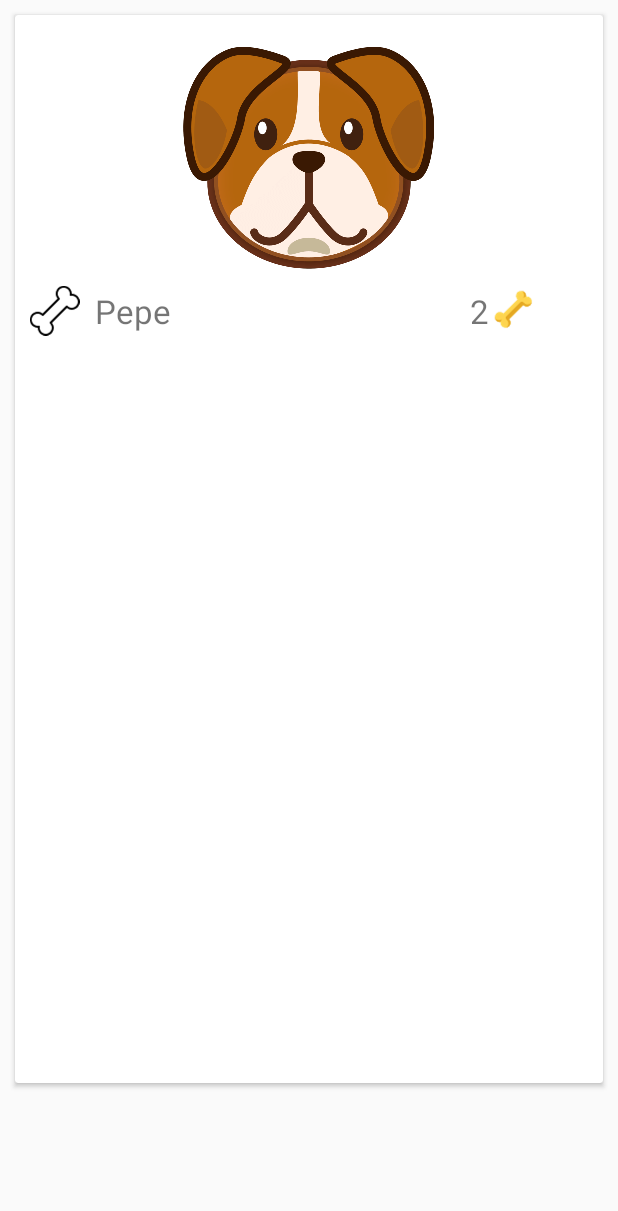
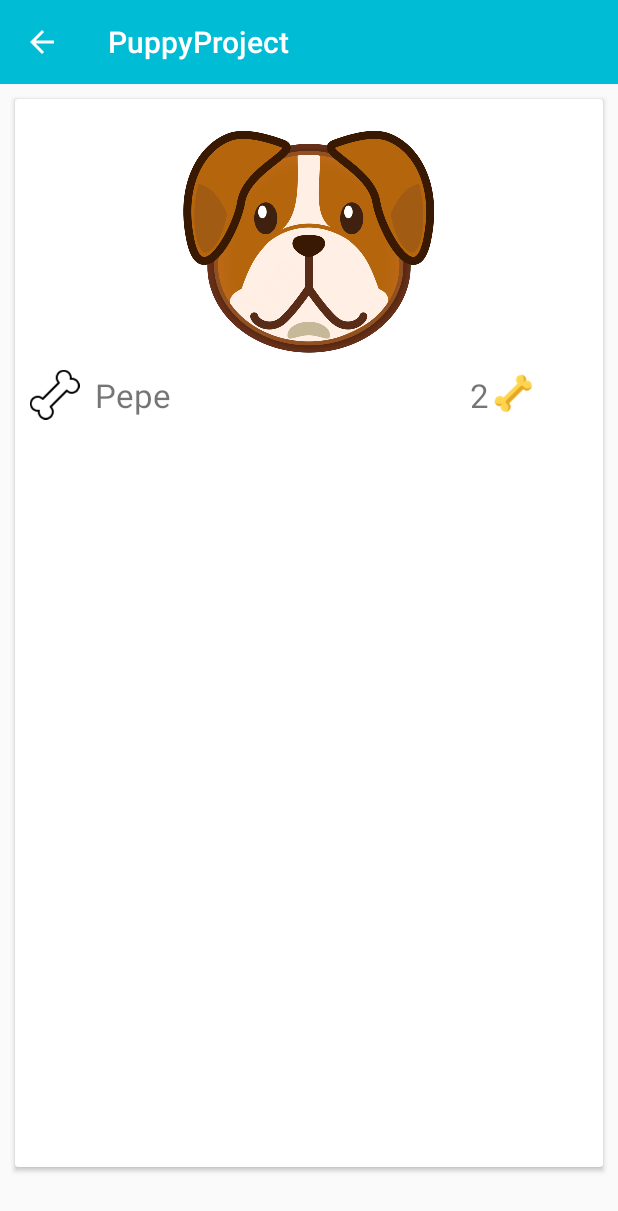
Before and after one commit to enzoruiz/puppy_project, an Android app: the DetalleMascota screen opened directly, with no data from a screen before it, on a phone screen of 412 x 824 dp. Shown: the top 1211 px of the screen. Run offline under Robolectric (Android 15) with nearby library versions, the phone set to English and light mode, and no system bars.

Commit message:
Modificacion de Toolbar

```diff
--- a/app/src/main/java/com/enzoruiz/puppyproject/DetalleMascota.java
+++ b/app/src/main/java/com/enzoruiz/puppyproject/DetalleMascota.java
@@ -4,6 +4,7 @@ import android.support.v7.app.AppCompatActivity;
 import android.os.Bundle;
 import android.support.v7.widget.LinearLayoutManager;
 import android.support.v7.widget.RecyclerView;
+import android.support.v7.widget.Toolbar;
 
 import com.enzoruiz.puppyproject.adaptadores.PuppyAdapter;
 import com.enzoruiz.puppyproject.pojos.Puppy;
@@ -19,6 +20,12 @@ public class DetalleMascota extends AppCompatActivity {
     protected void onCreate(Bundle savedInstanceState) {
         super.onCreate(savedInstanceState);
         setContentView(R.layout.mascota_detalle);
+
+        // PARA QUE APAREZCA EL BOTON ATRAS EN EL TOOLBAR
+        Toolbar toolbar = (Toolbar) findViewById(R.id.toolbar);
+        setSupportActionBar(toolbar);
+        getSupportActionBar().setDisplayShowTitleEnabled(true);
+        getSupportActionBar().setDisplayHomeAsUpEnabled(true);
 
         rvCincoUltimos = (RecyclerView) findViewById(R.id.rvCincoUltimos);
 
--- /dev/null
+++ b/app/src/main/res/layout/actionbar.xml
@@ -0,0 +1,13 @@
+<?xml version="1.0" encoding="utf-8"?>
+<android.support.v7.widget.Toolbar
+    xmlns:android="http://schemas.android.com/apk/res/android"
+    xmlns:app="http://schemas.android.com/apk/res-auto"
+    android:layout_width="match_parent"
+    android:layout_height="?attr/actionBarSize"
+    android:background="@color/colorPrimary"
+    app:layout_scrollFlags="scroll|enterAlways"
+    app:popupTheme="@style/Theme.AppCompat.Light"
+    android:theme="@style/ThemeOverlay.AppCompat.Dark.ActionBar"
+    android:titleTextColor="@color/white">
+
+</android.support.v7.widget.Toolbar>
--- a/app/src/main/res/layout/activity_acercade.xml
+++ b/app/src/main/res/layout/activity_acercade.xml
@@ -7,6 +7,9 @@
     android:layout_height="match_parent"
     tools:context="com.enzoruiz.puppyproject.Acercade"
     android:orientation="vertical">
+
+    <include layout="@layout/actionbar"
+        android:id="@+id/toolbar"/>
 
     <com.mikhaellopez.circularimageview.CircularImageView
         android:layout_width="@dimen/tamaño_foto"
--- a/app/src/main/res/layout/activity_contacto.xml
+++ b/app/src/main/res/layout/activity_contacto.xml
@@ -7,6 +7,9 @@
     android:layout_height="match_parent"
     tools:context="com.enzoruiz.puppyproject.ContactoActivity"
     android:orientation="vertical">
+
+    <include layout="@layout/actionbar"
+        android:id="@+id/toolbar"/>
 
     <android.support.design.widget.TextInputLayout
         android:layout_width="match_parent"
--- a/app/src/main/res/layout/mascota_detalle.xml
+++ b/app/src/main/res/layout/mascota_detalle.xml
@@ -1,11 +1,15 @@
 <?xml version="1.0" encoding="utf-8"?>
-<RelativeLayout
+<LinearLayout
     xmlns:android="http://schemas.android.com/apk/res/android"
     xmlns:app="http://schemas.android.com/apk/res-auto"
     xmlns:tools="http://schemas.android.com/tools"
     android:layout_width="match_parent"
     android:layout_height="match_parent"
+    android:orientation="vertical"
     tools:context="com.enzoruiz.puppyproject.DetalleMascota">
+
+    <include layout="@layout/actionbar"
+        android:id="@+id/toolbar"/>
 
     <android.support.v7.widget.RecyclerView
         android:id="@+id/rvCincoUltimos"
@@ -14,4 +18,4 @@
 
     </android.support.v7.widget.RecyclerView>
 
-</RelativeLayout>
+</LinearLayout>
--- a/app/src/main/res/values/colors.xml
+++ b/app/src/main/res/values/colors.xml
@@ -3,4 +3,5 @@
     <color name="colorPrimary">#00BCD4</color>
     <color name="colorPrimaryDark">#0097A7</color>
     <color name="colorAccent">#FF5252</color>
+    <color name="white">#ffffff</color>
 </resources>
```
Also changed, not shown: app/src/main/java/com/enzoruiz/puppyproject/Acercade.java (+8 -0 lines), app/src/main/java/com/enzoruiz/puppyproject/ContactoActivity.java (+7 -0 lines), app/src/main/res/layout/activity_main.xml (+2 -5 lines).
